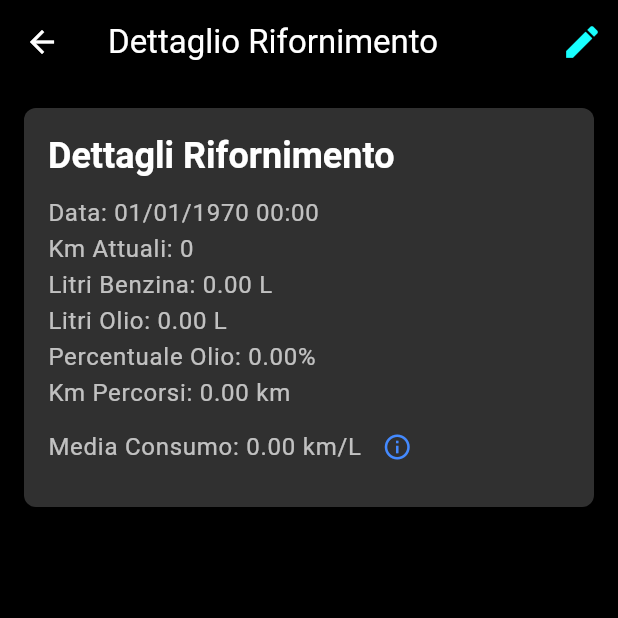
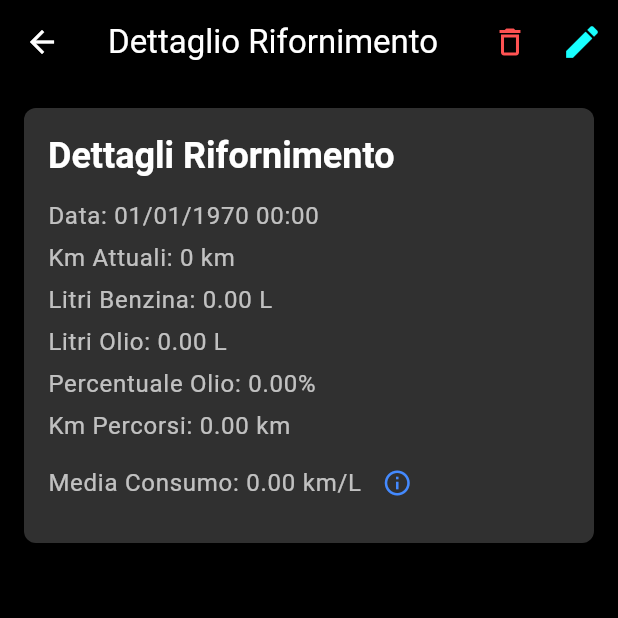
Before and after one commit to rinino/myScoterFlutter, a Flutter app: the RifornimentoDetailScreen screen opened directly with empty values, on a phone screen of 412 x 824 dp, the top half of it. Run offline on Flutter 3.47's test engine with Material 3 defaults, Android fonts, the phone set to English and light mode, and no system bars; our stand-ins replace image_picker, sqflite; accounts and stored records are empty.

Commit message:
cancellazione rifornimento e fix aggiornamento sccoter

```diff
--- a/lib/screens/rifornimento_detail_screen.dart
+++ b/lib/screens/rifornimento_detail_screen.dart
@@ -2,10 +2,11 @@ import 'package:flutter/material.dart';
 import 'package:intl/intl.dart';
 import 'package:myscooter/models/rifornimento.dart';
 import 'package:myscooter/screens/add_edit_rifornimento_screen.dart';
+import 'package:myscooter/repository/rifornimento_repository.dart'; // IMPORTANTE: Aggiunto repository
 
 class RifornimentoDetailScreen extends StatefulWidget {
   final Rifornimento rifornimento;
-  final int scooterId; // Necessario per la modifica del rifornimento
+  final int scooterId;
 
   const RifornimentoDetailScreen({
     super.key,
@@ -19,6 +20,8 @@ class RifornimentoDetailScreen extends StatefulWidget {
 
 class _RifornimentoDetailScreenState extends State<RifornimentoDetailScreen> {
   late Rifornimento _currentRifornimento;
+  final RifornimentoRepository _rifornimentoRepository = RifornimentoRepository(); // Istanza repository
+  bool _isDeleting = false;
 
   @override
   void initState() {
@@ -26,7 +29,49 @@ class _RifornimentoDetailScreenState extends State<RifornimentoDetailScreen> {
     _currentRifornimento = widget.rifornimento;
   }
 
-  // Funzione per mostrare l'alert sulla media consumo
+  // NUOVO: Funzione per eliminare il rifornimento con conferma
+  Future<void> _confirmAndDeleteRifornimento() async {
+    final bool? confirm = await showDialog<bool>(
+      context: context,
+      builder: (context) => AlertDialog(
+        title: const Text('Elimina Rifornimento'),
+        content: const Text('Sei sicuro di voler eliminare questo record? l\'azione è irreversibile.'),
+        actions: [
+          TextButton(
+            onPressed: () => Navigator.pop(context, false),
+            child: const Text('ANNULLA'),
+          ),
+          TextButton(
+            onPressed: () => Navigator.pop(context, true),
+            style: TextButton.styleFrom(foregroundColor: Colors.red),
+            child: const Text('ELIMINA'),
+          ),
+        ],
+      ),
+    );
+
+    if (confirm == true && _currentRifornimento.id != null) {
+      setState(() => _isDeleting = true);
+      try {
+        await _rifornimentoRepository.deleteRifornimento(_currentRifornimento.id!);
+        if (mounted) {
+          // Torniamo indietro indicando che un elemento è stato rimosso
+          Navigator.pop(context, true);
+          ScaffoldMessenger.of(context).showSnackBar(
+            const SnackBar(content: Text('Rifornimento eliminato con successo.')),
+          );
+        }
+      } catch (e) {
+        setState(() => _isDeleting = false);
+        if (mounted) {
+          ScaffoldMessenger.of(context).showSnackBar(
+            const SnackBar(content: Text('Errore durante l\'eliminazione.')),
+          );
+        }
+      }
+    }
+  }
+
   void _showMediaConsumoInfo(BuildContext context) {
     showDialog(
       context: context,
@@ -39,9 +84,7 @@ class _RifornimentoDetailScreenState extends State<RifornimentoDetailScreen> {
           actions: <Widget>[
             TextButton(
               child: const Text('OK'),
-              onPressed: () {
-                Navigator.of(context).pop();
-              },
+              onPressed: () => Navigator.of(context).pop(),
             ),
           ],
         );
@@ -49,28 +92,20 @@ class _RifornimentoDetailScreenState extends State<RifornimentoDetailScreen> {
     );
   }
 
-  // Funzione per navigare alla schermata di modifica
   Future<void> _navigateToEditRifornimento() async {
     final bool? result = await Navigator.push(
       context,
       MaterialPageRoute(
         builder: (context) => AddEditRifornimentoScreen(
           scooterId: widget.scooterId,
-          rifornimento: _currentRifornimento, // Passa il rifornimento corrente
+          rifornimento: _currentRifornimento,
         ),
       ),
     );
 
     if (result == true) {
-      // Se il rifornimento è stato modificato, ricarica i dati o aggiorna lo stato
-      // In questo caso, visto che AddEditRifornimentoScreen restituisce true,
-      // dobbiamo tornare indietro dalla RifornimentoDetailScreen alla ScooterDetailScreen
-      // per far sì che ScooterDetailScreen ricarichi la sua lista.
-      // Oppure, più elegante, la AddEditRifornimentoScreen potrebbe restituire
-      // il Rifornimento aggiornato, e noi lo useremmo per aggiornare _currentRifornimento.
-      // Per semplicità, per ora facciamo un pop e affidiamoci a ScooterDetailScreen.
       if (mounted) {
-        Navigator.pop(context, true); // Indica a ScooterDetailScreen che c'è stato un aggiornamento
+        Navigator.pop(context, true);
       }
     }
   }
@@ -86,18 +121,26 @@ class _RifornimentoDetailScreenState extends State<RifornimentoDetailScreen> {
         backgroundColor: Theme.of(context).colorScheme.primaryContainer,
         foregroundColor: Theme.of(context).colorScheme.onPrimaryContainer,
         actions: [
+          // NUOVO: Tasto elimina nella AppBar
+          IconButton(
+            icon: const Icon(Icons.delete_outline, color: Colors.redAccent),
+            onPressed: _isDeleting ? null : _confirmAndDeleteRifornimento,
+            tooltip: 'Elimina rifornimento',
+          ),
           IconButton(
             icon: Icon(
               Icons.edit,
               color: Theme.of(context).colorScheme.secondary,
               size: 28,
             ),
-            onPressed: _navigateToEditRifornimento,
+            onPressed: _isDeleting ? null : _navigateToEditRifornimento,
             tooltip: 'Modifica rifornimento',
           ),
         ],
       ),
-      body: SingleChildScrollView(
+      body: Stack(
+        children: [
+          SingleChildScrollView(
             padding: const EdgeInsets.all(16.0),
             child: Column(
               crossAxisAlignment: CrossAxisAlignment.start,
@@ -119,32 +162,14 @@ class _RifornimentoDetailScreenState extends State<RifornimentoDetailScreen> {
                         ),
                       ),
                       const SizedBox(height: 10),
-                  Text(
-                    'Data: ${DateFormat('dd/MM/yyyy HH:mm').format(_currentRifornimento.dateTime)}',
-                    style: Theme.of(context).textTheme.bodyLarge?.copyWith(color: detailTextColor),
-                  ),
-                  Text(
-                    'Km Attuali: ${_currentRifornimento.kmAttuali.toStringAsFixed(0)}',
-                    style: Theme.of(context).textTheme.bodyLarge?.copyWith(color: detailTextColor),
-                  ),
-                  Text(
-                    'Litri Benzina: ${_currentRifornimento.litriBenzina.toStringAsFixed(2)} L',
-                    style: Theme.of(context).textTheme.bodyLarge?.copyWith(color: detailTextColor),
-                  ),
+                      _buildDetailRow('Data', DateFormat('dd/MM/yyyy HH:mm').format(_currentRifornimento.dateTime), detailTextColor),
+                      _buildDetailRow('Km Attuali', '${_currentRifornimento.kmAttuali.toStringAsFixed(0)} km', detailTextColor),
+                      _buildDetailRow('Litri Benzina', '${_currentRifornimento.litriBenzina.toStringAsFixed(2)} L', detailTextColor),
                       if (_currentRifornimento.litriOlio != null)
-                    Text(
-                      'Litri Olio: ${_currentRifornimento.litriOlio!.toStringAsFixed(2)} L',
-                      style: Theme.of(context).textTheme.bodyLarge?.copyWith(color: detailTextColor),
-                    ),
+                        _buildDetailRow('Litri Olio', '${_currentRifornimento.litriOlio!.toStringAsFixed(2)} L', detailTextColor),
                       if (_currentRifornimento.percentualeOlio != null)
-                    Text(
-                      'Percentuale Olio: ${_currentRifornimento.percentualeOlio!.toStringAsFixed(2)}%',
-                      style: Theme.of(context).textTheme.bodyLarge?.copyWith(color: detailTextColor),
-                    ),
-                  Text(
-                    'Km Percorsi: ${_currentRifornimento.kmPercorsi.toStringAsFixed(2)} km',
-                    style: Theme.of(context).textTheme.bodyLarge?.copyWith(color: detailTextColor),
-                  ),
+                        _buildDetailRow('Percentuale Olio', '${_currentRifornimento.percentualeOlio!.toStringAsFixed(2)}%', detailTextColor),
+                      _buildDetailRow('Km Percorsi', '${_currentRifornimento.kmPercorsi.toStringAsFixed(2)} km', detailTextColor),
                       Row(
                         children: [
                           Text(
@@ -164,6 +189,21 @@ class _RifornimentoDetailScreenState extends State<RifornimentoDetailScreen> {
               ],
             ),
           ),
+          if (_isDeleting)
+            const Center(child: CircularProgressIndicator()),
+        ],
+      ),
+    );
+  }
+
+  // Piccolo helper per pulire il codice della UI
+  Widget _buildDetailRow(String label, String value, Color color) {
+    return Padding(
+      padding: const EdgeInsets.symmetric(vertical: 2.0),
+      child: Text(
+        '$label: $value',
+        style: Theme.of(context).textTheme.bodyLarge?.copyWith(color: color),
+      ),
     );
   }
 }
```
Also changed, not shown: lib/screens/scooter_detail_screen.dart (+130 -198 lines). Lines whose indentation alone changed are shown as unchanged.
